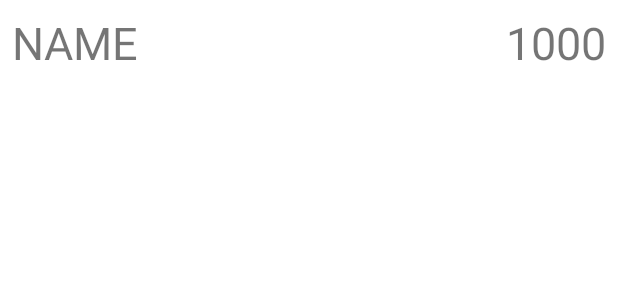
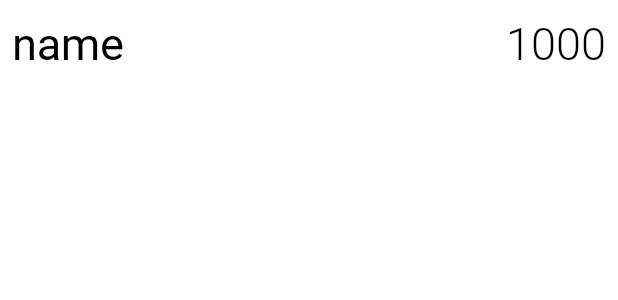
Before and after one commit to PavkaBrika/debtbookapp, an Android app: the layout human_list.xml on its own in the app's theme, with its tools: preview values and no code run, on a phone screen of 412 x 824 dp. Shown: the top 300 px of the screen. Run offline under Robolectric (Android 15) with nearby library versions, the phone set to English and light mode, and no system bars.

Commit message:
added new fonts, a little bit changed colors, started to work with collapsingtoolbar

```diff
--- a/app/src/main/java/com/breckneck/debtbook/adapter/DebtAdapter.kt
+++ b/app/src/main/java/com/breckneck/debtbook/adapter/DebtAdapter.kt
@@ -33,14 +33,16 @@ class DebtAdapter(private val debtDomainList: List<DebtDomain>, val debtClickLis
 
     override fun onBindViewHolder(holder: DebtViewHolder, position: Int) {
         val debtDomain = debtDomainList[position]
+        val debtText = debtDomain.sum.toString()
         if (debtDomain.sum > 0) {
             holder.debt.setTextColor(holder.greenColor)
             holder.currency.setTextColor(holder.greenColor)
+            holder.debt.text = "+$debtText"
         } else {
             holder.debt.setTextColor(holder.redColor)
             holder.currency.setTextColor(holder.redColor)
+            holder.debt.text = debtText
         }
-        holder.debt.text = debtDomain.sum.toString()
         holder.date.text = debtDomain.date
         holder.info.text = debtDomain.info
         holder.currency.text = debtDomain.currency
--- a/app/src/main/res/layout/activity_main.xml
+++ b/app/src/main/res/layout/activity_main.xml
@@ -4,13 +4,15 @@
     xmlns:tools="http://schemas.android.com/tools"
     android:layout_width="match_parent"
     android:layout_height="match_parent"
-    tools:context=".presentation.activity.MainActivity">
+    tools:context=".presentation.activity.MainActivity"
+    android:background="@color/white">
 
     <FrameLayout
         android:id="@+id/frameLayout"
         android:layout_width="match_parent"
         android:layout_height="match_parent"
-        android:layout_above="@id/ad"/>
+        android:layout_above="@id/ad"
+        android:background="@color/white"/>
 
     <TextView
         android:id="@+id/ad"
--- a/app/src/main/res/layout/debt_list.xml
+++ b/app/src/main/res/layout/debt_list.xml
@@ -15,7 +15,8 @@
         <LinearLayout
             android:layout_width="match_parent"
             android:layout_height="wrap_content"
-            android:layout_weight="1" >
+            android:layout_weight="1"
+            android:layout_marginBottom="8dp">
 
             <TextView
                 android:id="@+id/debtTextView"
--- a/app/src/main/res/layout/human_list.xml
+++ b/app/src/main/res/layout/human_list.xml
@@ -13,20 +13,22 @@
             android:id="@+id/name"
             android:layout_width="match_parent"
             android:layout_height="wrap_content"
+            android:layout_margin="8dp"
+
             android:layout_weight="1"
-            android:text="NAME"
-            android:textSize="30sp"
-            android:layout_margin="8dp" />
+            android:text="name"
+            android:textSize="30sp" />
 
         <TextView
             android:id="@+id/debt"
             android:layout_width="match_parent"
             android:layout_height="wrap_content"
+            android:layout_margin="8dp"
             android:layout_weight="1"
             android:text="1000"
-            android:textSize="30sp"
-            android:layout_margin="8dp"
-            android:textAlignment="textEnd" />
+            android:fontFamily="@font/roboto_light"
+            android:textAlignment="textEnd"
+            android:textSize="30sp" />
 
     </LinearLayout>
 
--- a/app/src/main/res/values/themes.xml
+++ b/app/src/main/res/values/themes.xml
@@ -2,9 +2,9 @@
     <!-- Base application theme. -->
     <style name="Theme.Debtbook" parent="Theme.MaterialComponents.DayNight.DarkActionBar">
         <!-- Primary brand color. -->
-        <item name="colorPrimary">@color/purple_500</item>
-        <item name="colorPrimaryVariant">@color/purple_700</item>
-        <item name="colorOnPrimary">@color/white</item>
+        <item name="colorPrimary">@color/purple_200</item>
+        <item name="colorPrimaryVariant">@color/gray</item>
+        <item name="colorOnPrimary">@color/black</item>
         <!-- Secondary brand color. -->
         <item name="colorSecondary">@color/teal_200</item>
         <item name="colorSecondaryVariant">@color/teal_700</item>
@@ -12,5 +12,7 @@
         <!-- Status bar color. -->
         <item name="android:statusBarColor" tools:targetApi="l">?attr/colorPrimaryVariant</item>
         <!-- Customize your theme here. -->
+        <item name="android:fontFamily">@font/roboto</item>
+        <item name="android:textColor">@color/black</item>
     </style>
 </resources>
```
Also changed, not shown: app/src/main/java/com/breckneck/debtbook/adapter/HumanAdapter.kt (+8 -3 lines), app/src/main/res/font/roboto.ttf (added), app/src/main/res/font/roboto_light.ttf (added).
